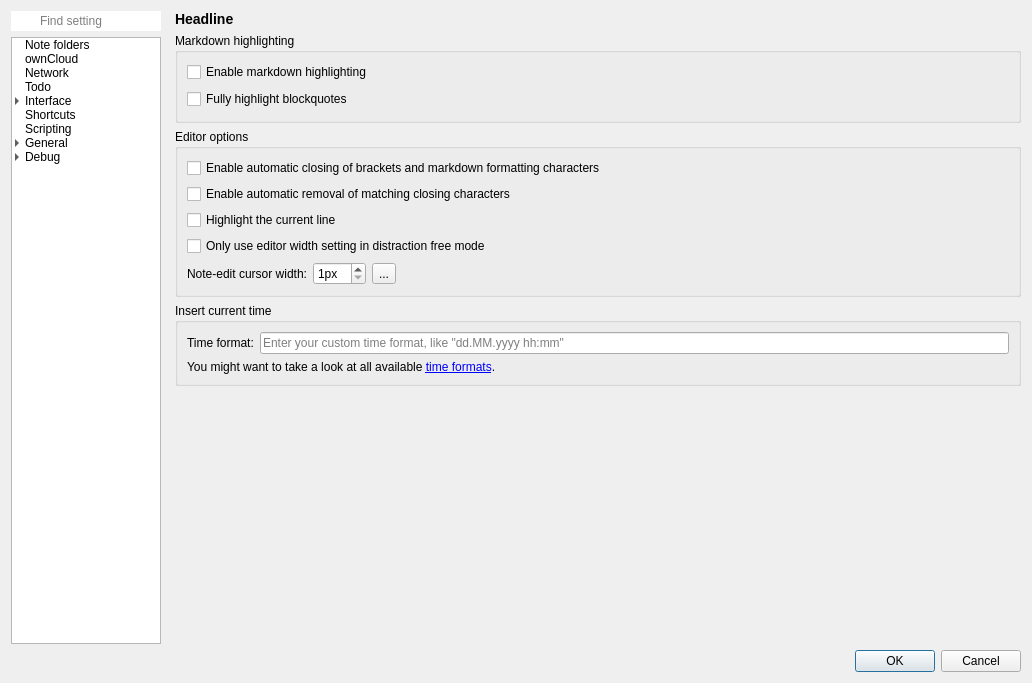
Above: src/dialogs/settingsdialog.ui from pbek/QOwnNotes before the change. Below: the same form after it.
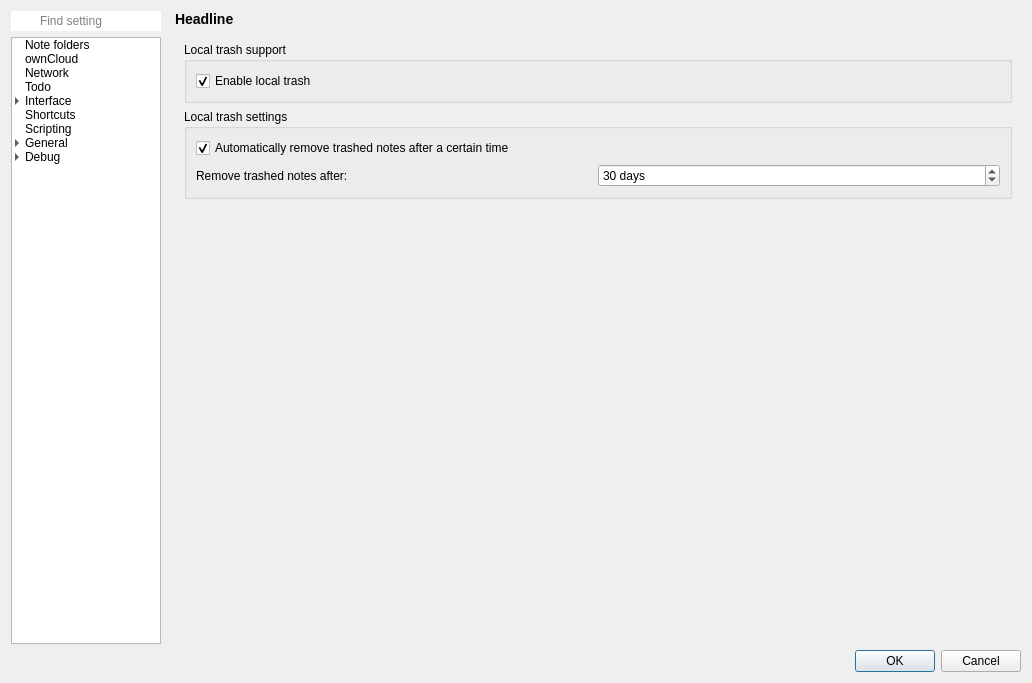
That is the form after the change. Icons and pictures are not drawn. Custom widgets are drawn as their Qt base class.

Commit message: more local trash implementation

The edit to the form file:
```diff
--- a/src/dialogs/settingsdialog.ui
+++ b/src/dialogs/settingsdialog.ui
@@ -361,7 +361,7 @@
          <item>
           <widget class="QStackedWidget" name="settingsStackedWidget">
            <property name="currentIndex">
-            <number>14</number>
+            <number>17</number>
            </property>
            <widget class="QWidget" name="noteFoldersPage">
             <layout class="QGridLayout" name="gridLayout_19">
@@ -4669,6 +4669,115 @@
              </item>
             </layout>
            </widget>
+           <widget class="QWidget" name="page">
+            <layout class="QGridLayout" name="gridLayout_64">
+             <item row="1" column="0">
+              <widget class="QGroupBox" name="localTrashGroupBox">
+               <property name="title">
+                <string>Local trash settings</string>
+               </property>
+               <layout class="QGridLayout" name="gridLayout_66">
+                <item row="1" column="0">
+                 <widget class="QFrame" name="localTrashClearFrame">
+                  <property name="frameShape">
+                   <enum>QFrame::NoFrame</enum>
+                  </property>
+                  <property name="frameShadow">
+                   <enum>QFrame::Raised</enum>
+                  </property>
+                  <layout class="QHBoxLayout" name="horizontalLayout_8">
+                   <property name="spacing">
+                    <number>0</number>
+                   </property>
+                   <property name="leftMargin">
+                    <number>0</number>
+                   </property>
+                   <property name="topMargin">
+                    <number>0</number>
+                   </property>
+                   <property name="rightMargin">
+                    <number>0</number>
+                   </property>
+                   <property name="bottomMargin">
+                    <number>0</number>
+                   </property>
+                   <item>
+                    <widget class="QLabel" name="localTrashClearTimeLabel">
+                     <property name="toolTip">
+                      <string>You might run into sync troubles with older versions of ownCloud sync when going far below 10 sec.
+Just test yourself if you get sync conflicts and set a higher value if so.</string>
+                     </property>
+                     <property name="text">
+                      <string>Remove trashed notes after:</string>
+                     </property>
+                    </widget>
+                   </item>
+                   <item>
+                    <widget class="QSpinBox" name="localTrashClearTimeSpinBox">
+                     <property name="suffix">
+                      <string extracomment="seconds"> days</string>
+                     </property>
+                     <property name="minimum">
+                      <number>1</number>
+                     </property>
+                     <property name="maximum">
+                      <number>9999999</number>
+                     </property>
+                     <property name="value">
+                      <number>30</number>
+                     </property>
+                    </widget>
+                   </item>
+                  </layout>
+                 </widget>
+                </item>
+                <item row="0" column="0">
+                 <widget class="QCheckBox" name="localTrashClearCheckBox">
+                  <property name="text">
+                   <string>Automatically remove trashed notes after a certain time</string>
+                  </property>
+                  <property name="checked">
+                   <bool>true</bool>
+                  </property>
+                 </widget>
+                </item>
+               </layout>
+              </widget>
+             </item>
+             <item row="2" column="0">
+              <spacer name="verticalSpacer_15">
+               <property name="orientation">
+                <enum>Qt::Vertical</enum>
+               </property>
+               <property name="sizeHint" stdset="0">
+                <size>
+                 <width>20</width>
+                 <height>40</height>
+                </size>
+               </property>
+              </spacer>
+             </item>
+             <item row="0" column="0">
+              <widget class="QGroupBox" name="groupBox_29">
+               <property name="title">
+                <string>Local trash support</string>
+               </property>
+               <layout class="QGridLayout" name="gridLayout_65">
+                <item row="0" column="0">
+                 <widget class="QCheckBox" name="localTrashEnabledCheckBox">
+                  <property name="text">
+                   <string>Enable local trash</string>
+                  </property>
+                  <property name="checked">
+                   <bool>true</bool>
+                  </property>
+                 </widget>
+                </item>
+               </layout>
+              </widget>
+             </item>
+            </layout>
+           </widget>
           </widget>
          </item>
         </layout>
@@ -4690,16 +4799,16 @@
   </layout>
  </widget>
  <customwidgets>
-  <customwidget>
-   <class>Label</class>
-   <extends>QLabel</extends>
-   <header location="global">widgets/label.h</header>
-  </customwidget>
   <customwidget>
    <class>QOwnNotesMarkdownTextEdit</class>
    <extends>QPlainTextEdit</extends>
    <header location="global">widgets/qownnotesmarkdowntextedit.h</header>
   </customwidget>
+  <customwidget>
+   <class>Label</class>
+   <extends>QLabel</extends>
+   <header location="global">widgets/label.h</header>
+  </customwidget>
   <customwidget>
    <class>FontColorWidget</class>
    <extends>QFrame</extends>
```
Left out of the diff: 12 changed lines with no effect on the pictures. The commit also changes 30 other files.
